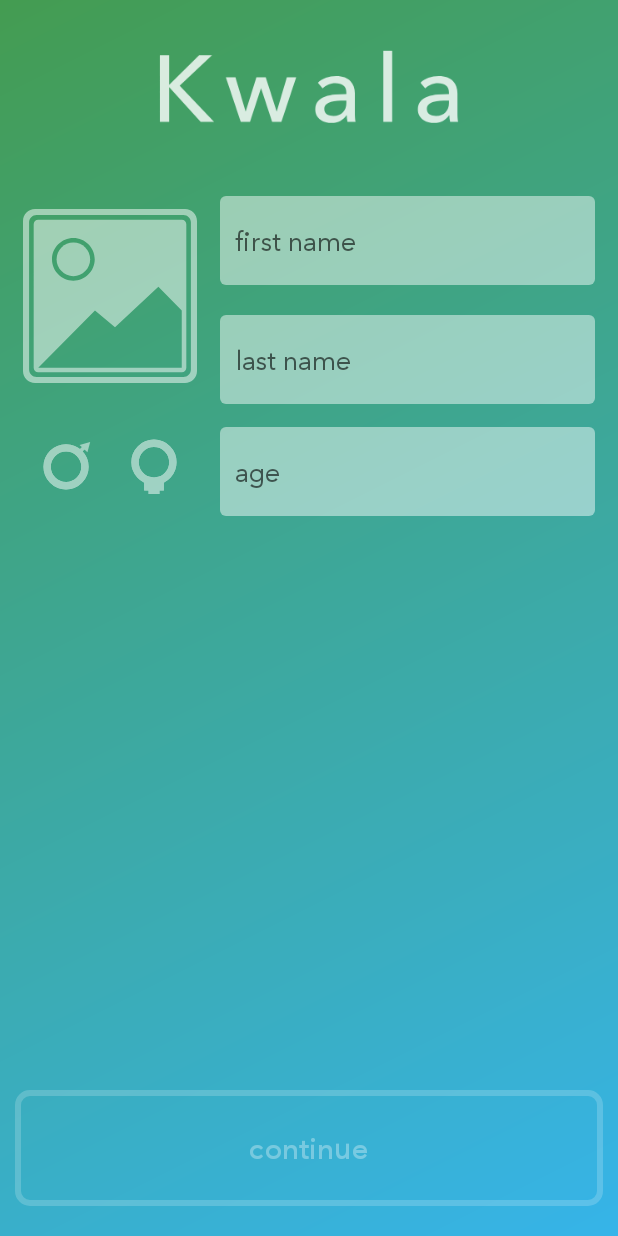
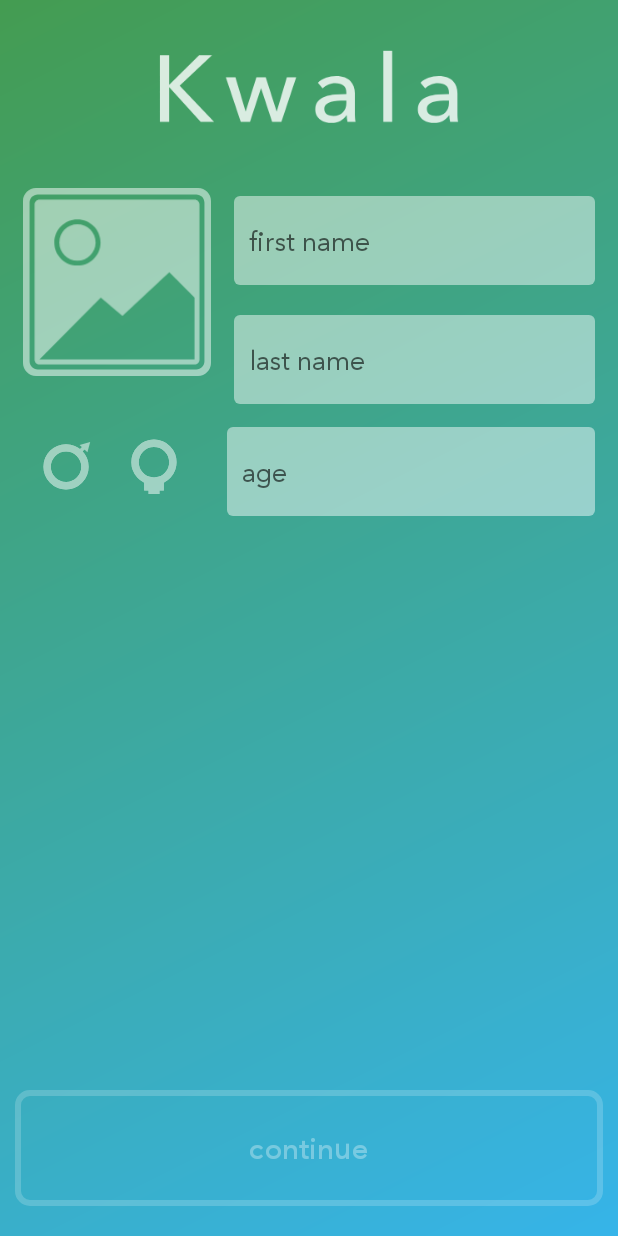
Before and after one commit to KwalaGroup/Android-Client, an Android app: the RegistrationActivity2 screen opened directly, with no data from a screen before it, on a phone screen of 412 x 824 dp. Run offline under Robolectric (Android 15) with nearby library versions, the phone set to English and light mode, and no system bars; libraries missing offline, so code that uses them is left out: pl.tajchert.nammu; pictures from the network do not load.

Commit message:
Hard set the image size in Registration Activity

```diff
--- a/Kwala/app/src/main/res/layout/registration2_activity.xml
+++ b/Kwala/app/src/main/res/layout/registration2_activity.xml
@@ -32,8 +32,8 @@
 
             <ImageView
                 android:id="@+id/registration_profile_image"
-                android:layout_width="wrap_content"
-                android:layout_height="match_parent"
+                android:layout_width="125dp"
+                android:layout_height="125dp"
                 android:layout_marginTop="10dp"
                 android:layout_marginLeft="15dp"
 
@@ -129,7 +129,7 @@
                 android:id="@+id/age_box"
                 android:layout_width="match_parent"
                 android:layout_height="wrap_content"
-                android:layout_marginLeft="15dp"
+                android:layout_marginLeft="20dp"
 
                 android:hint="age"
                 />
```
